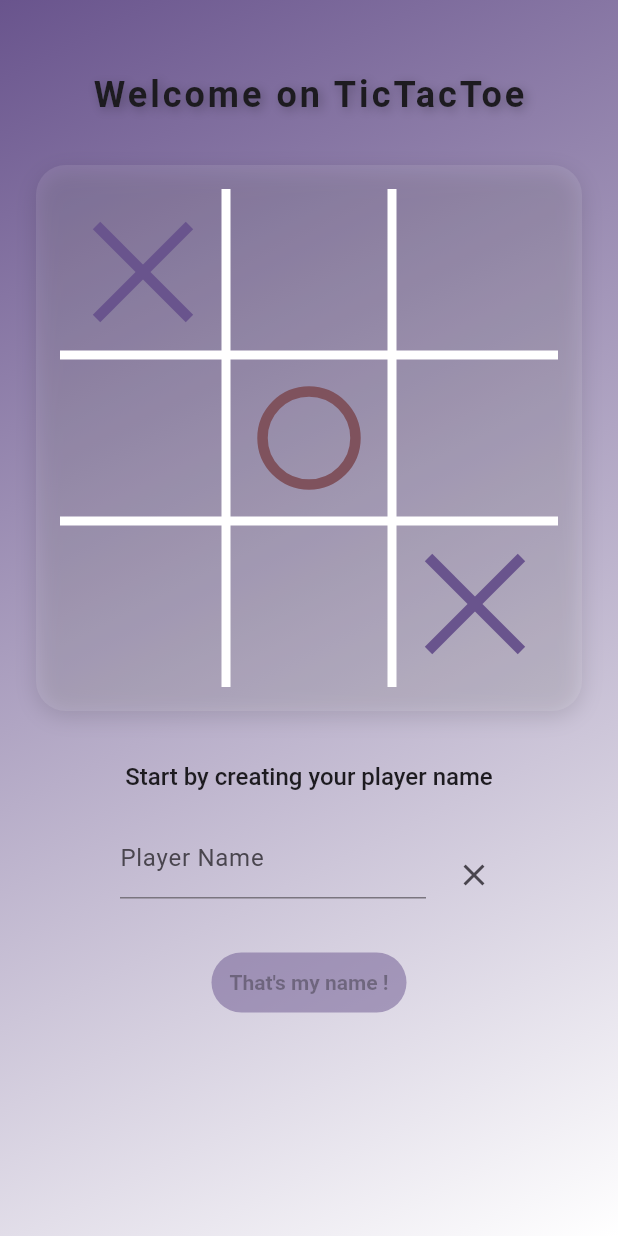
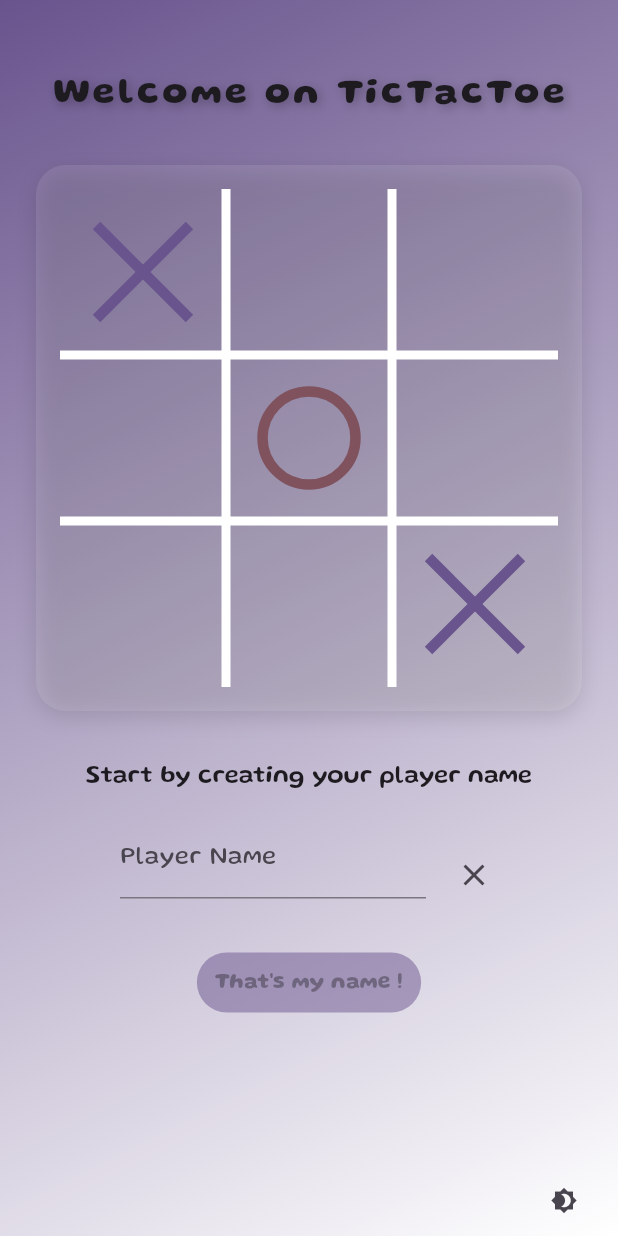
Before and after one commit to GrrravityBusiness/tictactoe, a Flutter app: the screen it shows after launch, on a phone screen of 412 x 824 dp. Run offline on Flutter 3.47's test engine with Material 3 defaults, Android fonts, the phone set to English and light mode, and no system bars; our stand-ins replace bloc, dartz, flutter_bloc, freezed_annotation, get_it, go_router and 1 more; Roboto replaces fonts that are missing (Tilt Neon).

Commit message:
cleaning onboarding page and modified some theming.

```diff
--- a/lib/1-features/0-onboarding/presentation/onboarding_page.dart
+++ b/lib/1-features/0-onboarding/presentation/onboarding_page.dart
@@ -6,6 +6,7 @@ import 'package:tictactoe/1-features/0-onboarding/presentation/widget/player_for
 import 'package:tictactoe/1-features/0-onboarding/presentation/widget/title_header.dart';
 import 'package:tictactoe/1-features/0-onboarding/presentation/widget/validate_onboarding_button.dart';
 import 'package:tictactoe/core/localization/app_localizations.dart';
+import 'package:tictactoe/core/widgets/gradiant_scaffold.dart';
 import 'package:tictactoe/core/widgets/snackbar.dart';
 
 class OnboardingPage extends StatelessWidget {
@@ -13,7 +14,6 @@ class OnboardingPage extends StatelessWidget {
 
   @override
   Widget build(BuildContext context) {
-    final theme = Theme.of(context);
     final l10n = AppLocalizations.of(context);
     return PopScope(
       canPop: context.select<PlayerController, bool>(
@@ -28,26 +28,11 @@ class OnboardingPage extends StatelessWidget {
           title: l10n.onboarding_prevent_close_title,
         );
       },
-      child: Scaffold(
-        body: SingleChildScrollView(
-          child: Container(
-            height: MediaQuery.of(context).size.height,
-            decoration: BoxDecoration(
-              gradient: LinearGradient(
-                colors: [
-                  if (theme.brightness == Brightness.dark)
-                    theme.colorScheme.onPrimary
-                  else
-                    theme.colorScheme.primary,
-                  if (theme.brightness == Brightness.dark)
-                    theme.colorScheme.onSecondary
-                  else
-                    theme.colorScheme.onPrimary,
-                ],
-                begin: Alignment.topLeft,
-                end: Alignment.bottomRight,
-              ),
-            ),
+      child: GradientScaffold(
+        body: CustomScrollView(
+          slivers: [
+            SliverFillRemaining(
+              hasScrollBody: false,
               child: SafeArea(
                 child: Padding(
                   padding: const EdgeInsets.symmetric(
@@ -69,6 +54,7 @@ class OnboardingPage extends StatelessWidget {
                 ),
               ),
             ),
+          ],
         ),
       ),
     );
--- a/lib/core/services/theme/domain/entities/theme_icon.dart
+++ b/lib/core/services/theme/domain/entities/theme_icon.dart
@@ -3,9 +3,11 @@ class ThemeIcon {
     this.small = 12,
     this.medium = 18,
     this.large = 24,
+    this.xLarge = 32,
   });
 
   final double small;
   final double medium;
   final double large;
+  final double xLarge;
 }
--- a/lib/core/services/theme/domain/entities/theme_typography.dart
+++ b/lib/core/services/theme/domain/entities/theme_typography.dart
@@ -27,7 +27,7 @@ class ThemeTypography extends TextStyle {
          fontFamily: baseFontFamilly,
        );
 
-  static const baseFontFamilly = 'Tilt Neon';
+  static const baseFontFamilly = 'Gluten';
 
   static const textTheme = TextTheme(
     displayLarge: ThemeTypography(
--- a/lib/core/services/theme/presentation/widget/theme_switcher.dart
+++ b/lib/core/services/theme/presentation/widget/theme_switcher.dart
@@ -1,6 +1,7 @@
 import 'package:flutter/material.dart';
 import 'package:flutter_bloc/flutter_bloc.dart';
 import 'package:tictactoe/core/localization/app_localizations.dart';
+import 'package:tictactoe/core/services/theme/domain/entities/theme_ext.dart';
 import 'package:tictactoe/core/services/theme/presentation/cubit/theme_cubit.dart';
 import 'package:tictactoe/core/services/theme/presentation/cubit/theme_state.dart';
 
@@ -13,13 +14,14 @@ class ThemeSwitcherWidget extends StatelessWidget {
     return BlocBuilder<ThemeController, ThemeState>(
       builder: (context, state) {
         final currentBrightness = state.themeData.baseTheme.brightness;
-        return TextButton.icon(
+        return IconButton(
           onPressed: context.read<ThemeController>().toggleTheme,
-          label: Text(l10n.theme_action_toggle),
+          tooltip: l10n.theme_action_toggle,
           icon: Icon(
             currentBrightness == Brightness.light
                 ? Icons.brightness_4
                 : Icons.brightness_7,
+            size: context.dsTokens.icons.medium,
           ),
         );
       },
--- a/lib/core/widgets/tictactoe_painter.dart
+++ b/lib/core/widgets/tictactoe_painter.dart
@@ -260,10 +260,6 @@ class _TicTacToeBoardPainter extends CustomPainter {
     }
   }
 
-  double _getStrokeWidth(double cellSize) {
-    return cellSize * 0.1;
-  }
-
   @override
   bool shouldRepaint(covariant CustomPainter oldDelegate) => false;
 }
```
Lines whose indentation alone changed are shown as unchanged.
